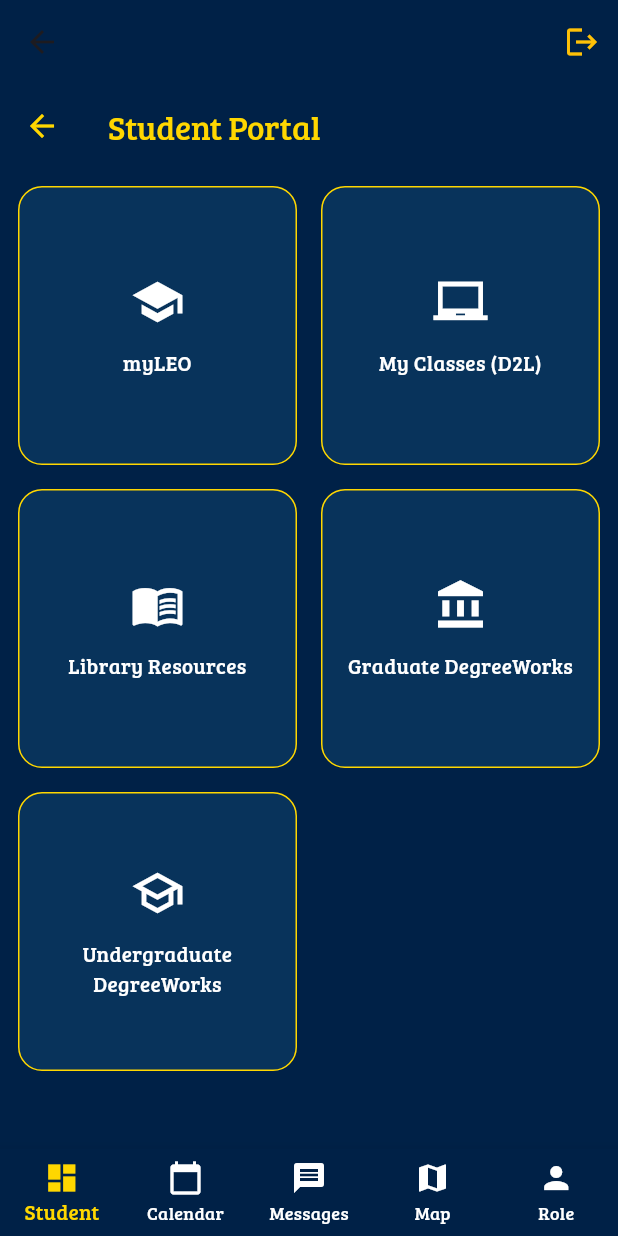
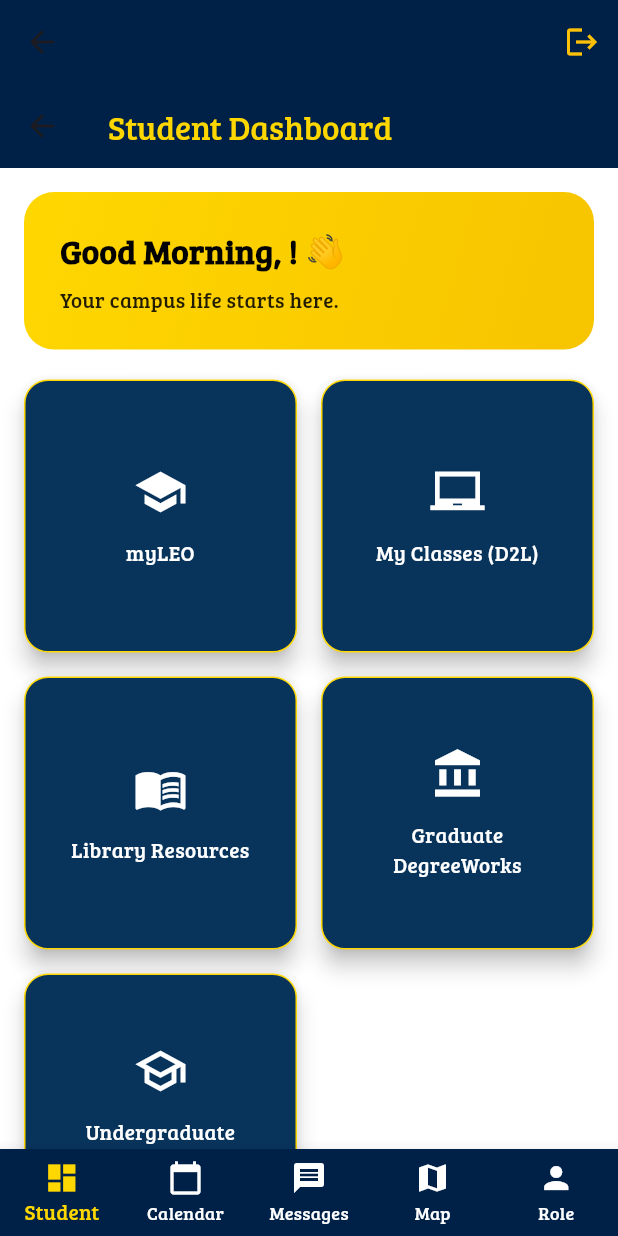
Before and after one commit to kingct19/ETAMU-All-in-One, a Flutter app: the Home screen opened by its route, on a phone screen of 412 x 824 dp. Run offline on Flutter 3.47's test engine with Material 3 defaults, Android fonts, the phone set to English and light mode, and no system bars; our stand-ins replace firebase_auth, firebase_core, flutter_local_notifications, google_fonts, shared_preferences, table_calendar and 2 more; missing offline and left inert: android_intent_plus, icalendar_parser; accounts and stored records are empty.

Commit message:
UI fixes

```diff
--- a/etamu_all_in_one/lib/screens/home.dart
+++ b/etamu_all_in_one/lib/screens/home.dart
@@ -106,7 +106,7 @@
                 await prefs.remove('lastRole');
 
                 if (context.mounted) {
-                  Navigator.pushReplacementNamed(context, '/login');
+                  Navigator.pushReplacementNamed(context, '/guest_home');
                 }
               },
             ),
--- a/etamu_all_in_one/lib/screens/student_dashboard_page.dart
+++ b/etamu_all_in_one/lib/screens/student_dashboard_page.dart
@@ -1,9 +1,15 @@
 import 'package:flutter/material.dart';
+import 'package:firebase_auth/firebase_auth.dart';
 import '../widgets/guest_webview.dart';
 
-class StudentDashboardPage extends StatelessWidget {
+class StudentDashboardPage extends StatefulWidget {
   const StudentDashboardPage({super.key});
 
+  @override
+  State<StudentDashboardPage> createState() => _StudentDashboardPageState();
+}
+
+class _StudentDashboardPageState extends State<StudentDashboardPage> {
   final List<Map<String, dynamic>> _studentTools = const [
     {
       'title': 'myLEO',
@@ -32,30 +38,94 @@
     },
   ];
 
+  String _getGreeting() {
+    final hour = DateTime.now().hour;
+    if (hour < 12) return 'Good Morning';
+    if (hour < 17) return 'Good Afternoon';
+    return 'Good Evening';
+  }
+
+  String _getUserName() {
+    final user = FirebaseAuth.instance.currentUser;
+    return user?.displayName ?? 'Lion';
+  }
+
   @override
   Widget build(BuildContext context) {
-    const Color bgColor = Color(0xFF002147);
+    const Color navy = Color(0xFF002147);
     const Color gold = Color(0xFFFFD700);
+    const Color cardColor = Color(0xFF08335B);
 
     return Scaffold(
-      backgroundColor: bgColor,
+      backgroundColor: const Color.fromARGB(255, 255, 255, 255),
       appBar: AppBar(
+        backgroundColor: navy,
+        elevation: 0,
         title: const Text(
-          'Student Portal',
+          'Student Dashboard',
           style: TextStyle(fontFamily: 'BreeSerif', color: gold),
         ),
-        backgroundColor: bgColor,
-        iconTheme: const IconThemeData(color: gold),
       ),
-      body: Padding(
-        padding: const EdgeInsets.all(12.0),
-        child: GridView.count(
+      body: SingleChildScrollView(
+        padding: const EdgeInsets.all(16),
+        child: Column(
+          crossAxisAlignment: CrossAxisAlignment.start,
+          children: [
+            // Welcome banner
+            Container(
+              width: double.infinity,
+              padding: const EdgeInsets.all(24),
+              decoration: BoxDecoration(
+                borderRadius: BorderRadius.circular(20),
+                gradient: const LinearGradient(
+                  colors: [Color(0xFFFFD700), Color(0xFFF7C400)],
+                  begin: Alignment.topLeft,
+                  end: Alignment.bottomRight,
+                ),
+              ),
+              child: Column(
+                crossAxisAlignment: CrossAxisAlignment.start,
+                children: [
+                  Text(
+                    '${_getGreeting()}, ${_getUserName()}! 👋',
+                    style: const TextStyle(
+                      fontSize: 22,
+                      fontWeight: FontWeight.bold,
+                      fontFamily: 'BreeSerif',
+                      color: Colors.black,
+                    ),
+                  ),
+                  const SizedBox(height: 4),
+                  const Text(
+                    'Your campus life starts here.',
+                    style: TextStyle(
+                      fontSize: 14,
+                      color: Colors.black87,
+                      fontFamily: 'BreeSerif',
+                    ),
+                  ),
+                ],
+              ),
+            ),
+            const SizedBox(height: 20),
+
+            // Grid of student tools
+            GridView.builder(
+              itemCount: _studentTools.length,
+              shrinkWrap: true,
+              physics: const NeverScrollableScrollPhysics(),
+              gridDelegate: const SliverGridDelegateWithFixedCrossAxisCount(
                 crossAxisCount: 2,
                 crossAxisSpacing: 16,
                 mainAxisSpacing: 16,
-          children:
-              _studentTools.map((item) {
-                return GestureDetector(
+              ),
+              itemBuilder: (context, index) {
+                final item = _studentTools[index];
+                return Material(
+                  color: Colors.transparent,
+                  elevation: 6,
+                  borderRadius: BorderRadius.circular(16),
+                  child: InkWell(
                     onTap: () {
                       Navigator.push(
                         context,
@@ -68,12 +138,16 @@
                         ),
                       );
                     },
+                    borderRadius: BorderRadius.circular(16),
+                    splashColor: gold.withOpacity(0.2),
+                    highlightColor: gold.withOpacity(0.1),
                     child: Container(
                       decoration: BoxDecoration(
-                      color: const Color(0xFF08335B),
+                        color: cardColor,
                         borderRadius: BorderRadius.circular(16),
-                      border: Border.all(color: gold),
+                        border: Border.all(color: gold, width: 1),
                       ),
+                      padding: const EdgeInsets.all(16),
                       child: Column(
                         mainAxisAlignment: MainAxisAlignment.center,
                         children: [
@@ -81,20 +155,23 @@
                           const SizedBox(height: 12),
                           Text(
                             item['title'],
+                            textAlign: TextAlign.center,
                             style: const TextStyle(
+                              fontFamily: 'BreeSerif',
+                              fontSize: 14,
                               color: Colors.white,
-                            fontSize: 14,
-                            fontFamily: 'BreeSerif',
                             ),
-                          textAlign: TextAlign.center,
+                          ),
+                        ],
+                      ),
+                    ),
+                  ),
+                );
+              },
             ),
           ],
         ),
       ),
     );
-              }).toList(),
-        ),
-      ),
-    );
   }
 }
--- a/etamu_all_in_one/lib/widgets/calender_page.dart
+++ b/etamu_all_in_one/lib/widgets/calender_page.dart
@@ -123,10 +123,6 @@
   Widget build(BuildContext context) {
     return Scaffold(
       appBar: AppBar(title: const Text('Calendar')),
-      floatingActionButton: FloatingActionButton(
-        onPressed: _showAddEventDialog,
-        child: const Icon(Icons.add),
-      ),
       body: Column(
         children: [
           TableCalendar(
--- a/etamu_all_in_one/lib/widgets/role_selection_page.dart
+++ b/etamu_all_in_one/lib/widgets/role_selection_page.dart
@@ -54,10 +54,6 @@
     return Scaffold(
       appBar: AppBar(
         backgroundColor: const Color(0xFF002147),
-        leading: IconButton(
-          icon: const Icon(Icons.arrow_back, color: Color(0xFFFFD700)),
-          onPressed: () => Navigator.pop(context),
-        ),
         title: const Text(
           'Select Role',
           style: TextStyle(fontFamily: 'BreeSerif', color: Color(0xFFFFD700)),
```
Lines whose indentation alone changed are shown as unchanged.
